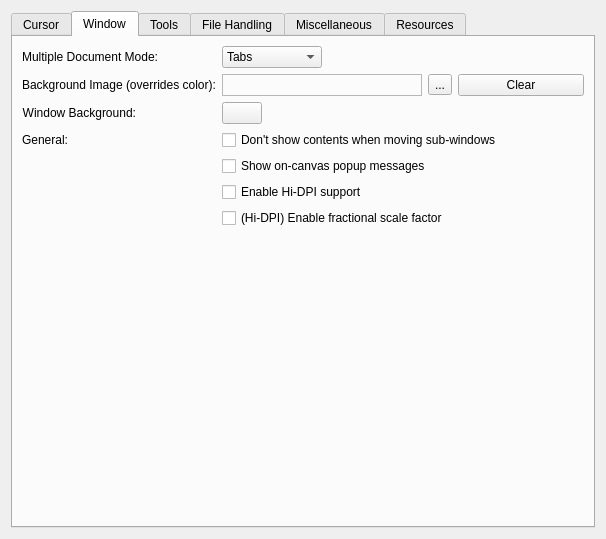
Before: the Qt Designer form libs/ui/forms/wdggeneralsettings.ui in KDE/krita, drawn with Qt 5.
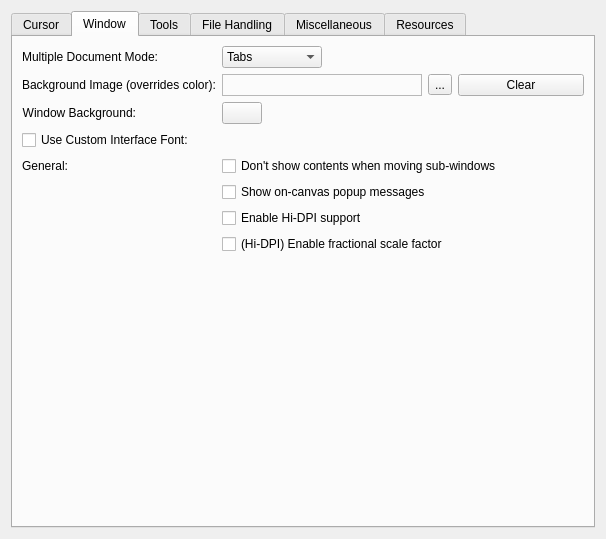
After: the same form once the commit is applied. The open tabs and pages were chosen to show the change. Custom widgets are drawn as their Qt base class.

Commit message:
Add a UI font selection option
Qt doesn't select the modern, nice user interface fonts on Windows,
so give the user a chance to select those themselves. And once that's
there, why not let everyone select that font.

BUG:427733

```diff
--- a/libs/ui/forms/wdggeneralsettings.ui
+++ b/libs/ui/forms/wdggeneralsettings.ui
@@ -23,7 +23,7 @@
    </size>
   </property>
   <layout class="QGridLayout" name="gridLayout">
-   <item row="1" column="0">
+   <item row="0" column="0">
     <widget class="QTabWidget" name="tabWidget">
      <property name="currentIndex">
       <number>0</number>
@@ -179,6 +179,8 @@
       <attribute name="title">
        <string>Window</string>
       </attribute>
+      <layout class="QVBoxLayout" name="verticalLayout_5">
+       <item>
       <layout class="QFormLayout" name="formLayout">
        <item row="0" column="0">
         <widget class="QLabel" name="label_2">
@@ -293,13 +295,36 @@
         </widget>
        </item>
        <item row="3" column="0">
+          <widget class="QCheckBox" name="chkUseCustomFont">
+           <property name="sizePolicy">
+            <sizepolicy hsizetype="Minimum" vsizetype="Minimum">
+             <horstretch>0</horstretch>
+             <verstretch>0</verstretch>
+            </sizepolicy>
+           </property>
+           <property name="text">
+            <string>Use Custom Interface Font:</string>
+           </property>
+          </widget>
+         </item>
+         <item row="3" column="1">
+          <widget class="KisFontComboBoxes" name="cmbCustomFont" native="true">
+           <property name="sizePolicy">
+            <sizepolicy hsizetype="MinimumExpanding" vsizetype="Preferred">
+             <horstretch>0</horstretch>
+             <verstretch>0</verstretch>
+            </sizepolicy>
+           </property>
+          </widget>
+         </item>
+         <item row="4" column="0">
         <widget class="QLabel" name="lbl_window_general">
          <property name="text">
           <string>General:</string>
          </property>
         </widget>
        </item>
-       <item row="3" column="1">
+         <item row="4" column="1">
         <widget class="QCheckBox" name="m_chkRubberBand">
          <property name="sizePolicy">
           <sizepolicy hsizetype="Preferred" vsizetype="Fixed">
@@ -312,28 +337,30 @@
          </property>
         </widget>
        </item>
-       <item row="4" column="1">
+         <item row="5" column="1">
         <widget class="QCheckBox" name="m_chkCanvasMessages">
          <property name="text">
           <string>Show on-canvas popup messages</string>
          </property>
         </widget>
        </item>
-       <item row="5" column="1">
+         <item row="6" column="1">
         <widget class="QCheckBox" name="m_chkHiDPI">
          <property name="text">
           <string>Enable Hi-DPI support</string>
          </property>
         </widget>
        </item>
-       <item row="6" column="1">
+         <item row="7" column="1">
         <widget class="QCheckBox" name="m_chkHiDPIFractionalScaling">
          <property name="text">
           <string>(Hi-DPI) Enable fractional scale factor</string>
          </property>
         </widget>
        </item>
-       <item row="7" column="0" colspan="2">
+        </layout>
+       </item>
+       <item>
         <spacer name="verticalSpacer">
          <property name="orientation">
           <enum>Qt::Vertical</enum>
@@ -965,6 +992,12 @@
    <header>kis_file_name_requester.h</header>
    <container>1</container>
   </customwidget>
+  <customwidget>
+   <class>KisFontComboBoxes</class>
+   <extends>QWidget</extends>
+   <header location="global">kis_font_family_combo_box.h</header>
+   <container>1</container>
+  </customwidget>
  </customwidgets>
  <resources/>
  <connections/>
```
Left out of the diff: 19 changed lines with no effect on the pictures. Lines whose indentation alone changed are shown as unchanged. The commit also changes 8 other files.
